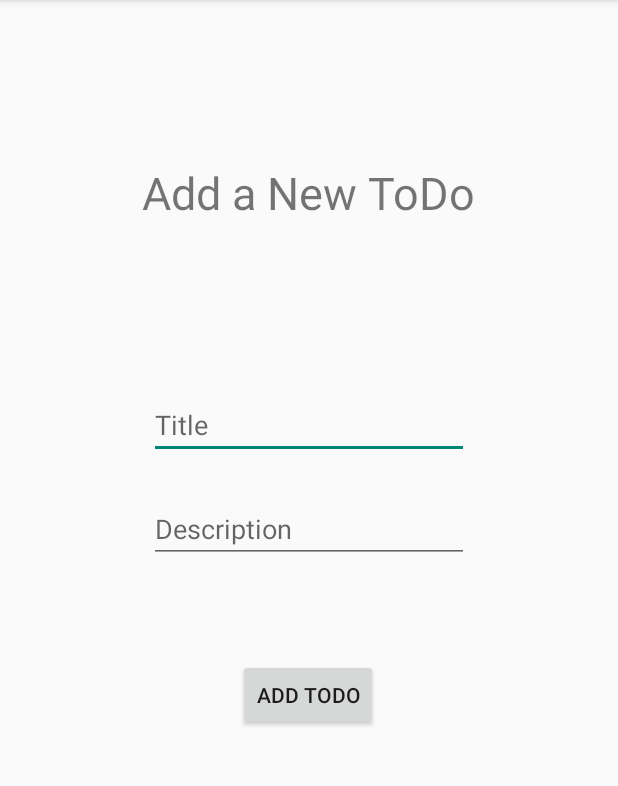
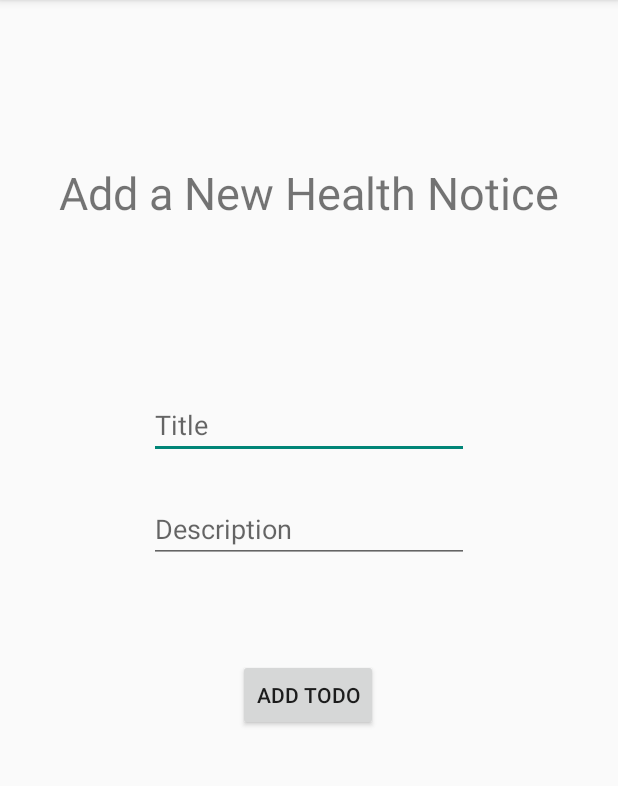
Before and after one commit to VenuraHapugala/EaseAssistantApp, an Android app: the screen it shows after launch (AddToDoHealth), after a tap on "ADD TODO", on a phone screen of 412 x 824 dp, the part 84-870 px from its top. Run offline under Robolectric (Android 15) with nearby library versions, the phone set to English and light mode, and no system bars.

Commit message:
Commit of MainActivityHealth java class text output change-venura

```diff
--- a/app/src/main/java/com/example/easeassistantapp/MainActivityHealth.java
+++ b/app/src/main/java/com/example/easeassistantapp/MainActivityHealth.java
@@ -48,7 +48,7 @@ public class MainActivityHealth extends AppCompatActivity {
         listView.setAdapter(adapter);
         //get todo counts from the table
         int countTodo = dbHandler.countToDo();
-        count.setText("You have "+countTodo+" todos");
+        count.setText("You have "+countTodo+" Health Reminders");
 
         add.setOnClickListener(new View.OnClickListener() {
             @Override
--- a/app/src/main/res/layout/activity_add_to_do_health.xml
+++ b/app/src/main/res/layout/activity_add_to_do_health.xml
@@ -11,7 +11,7 @@
         android:layout_width="wrap_content"
         android:layout_height="wrap_content"
         android:layout_marginTop="108dp"
-        android:text="Add a New ToDo"
+        android:text="Add a New Health Notice"
         android:textSize="30sp"
         app:layout_constraintEnd_toEndOf="parent"
         app:layout_constraintHorizontal_bias="0.497"
```
